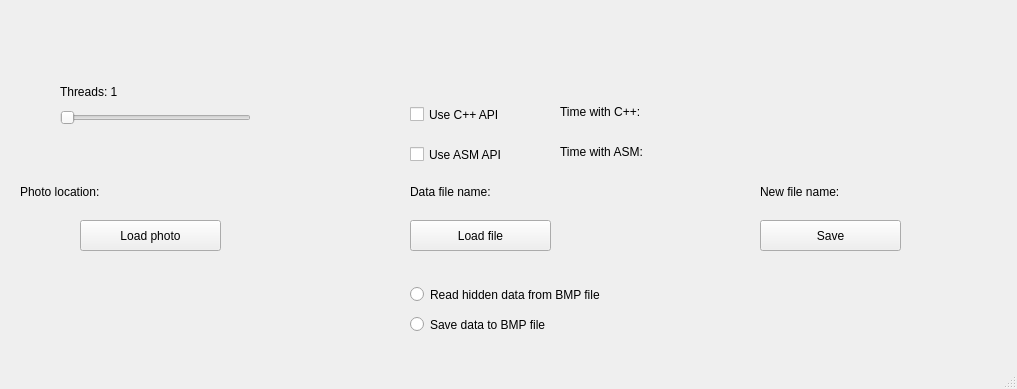
The window that projekt/mainwindow.ui (nixenos/ja_steganografia) describes before a commit, drawn with Qt 5.
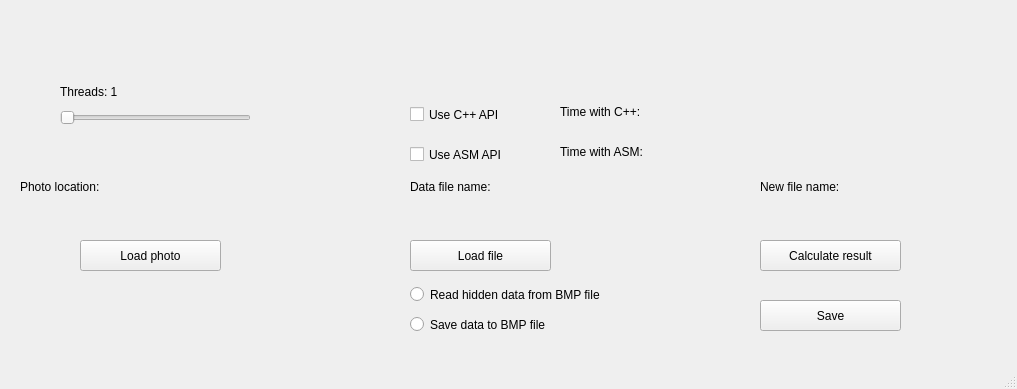
The same window after the commit.

```diff
--- a/projekt/mainwindow.ui
+++ b/projekt/mainwindow.ui
@@ -30,7 +30,7 @@
     <property name="geometry">
      <rect>
       <x>80</x>
-      <y>220</y>
+      <y>240</y>
       <width>141</width>
       <height>31</height>
      </rect>
@@ -45,12 +45,15 @@
       <x>20</x>
       <y>180</y>
       <width>271</width>
-      <height>23</height>
+      <height>51</height>
      </rect>
     </property>
     <property name="text">
      <string>Photo location: </string>
     </property>
+    <property name="alignment">
+     <set>Qt::AlignLeading|Qt::AlignLeft|Qt::AlignTop</set>
+    </property>
     <property name="wordWrap">
      <bool>true</bool>
     </property>
@@ -61,12 +64,15 @@
       <x>760</x>
       <y>180</y>
       <width>231</width>
-      <height>23</height>
+      <height>51</height>
      </rect>
     </property>
     <property name="text">
      <string>New file name: </string>
     </property>
+    <property name="alignment">
+     <set>Qt::AlignLeading|Qt::AlignLeft|Qt::AlignTop</set>
+    </property>
     <property name="wordWrap">
      <bool>true</bool>
     </property>
@@ -77,12 +83,15 @@
       <x>410</x>
       <y>180</y>
       <width>211</width>
-      <height>23</height>
+      <height>51</height>
      </rect>
     </property>
     <property name="text">
      <string>Data file name:</string>
     </property>
+    <property name="alignment">
+     <set>Qt::AlignLeading|Qt::AlignLeft|Qt::AlignTop</set>
+    </property>
     <property name="wordWrap">
      <bool>true</bool>
     </property>
@@ -94,7 +103,7 @@
     <property name="geometry">
      <rect>
       <x>410</x>
-      <y>220</y>
+      <y>240</y>
       <width>141</width>
       <height>31</height>
      </rect>
@@ -107,7 +116,7 @@
     <property name="geometry">
      <rect>
       <x>760</x>
-      <y>220</y>
+      <y>300</y>
       <width>141</width>
       <height>31</height>
      </rect>
@@ -220,6 +229,19 @@
      <string>Time with ASM: </string>
     </property>
    </widget>
+   <widget class="QPushButton" name="calculateResultButton">
+    <property name="geometry">
+     <rect>
+      <x>760</x>
+      <y>240</y>
+      <width>141</width>
+      <height>31</height>
+     </rect>
+    </property>
+    <property name="text">
+     <string>Calculate result</string>
+    </property>
+   </widget>
   </widget>
   <widget class="QMenuBar" name="menubar">
    <property name="geometry">
```
Left out of the diff: 6 changed lines with no effect on the pictures.
